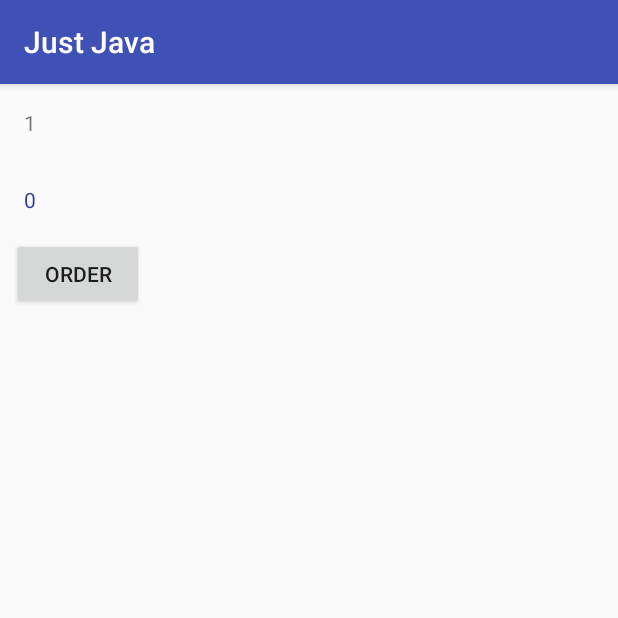
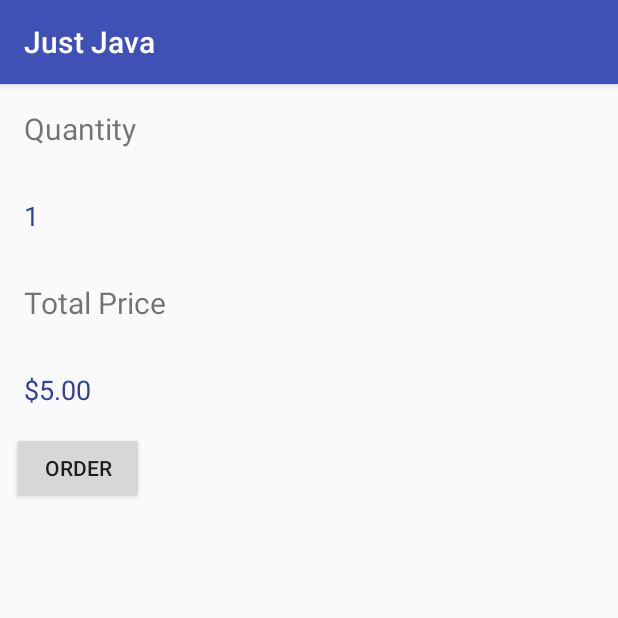
Before and after one commit to faiyaz72/JustJava, an Android app: the screen it shows after launch (MainActivity), after a tap on "ORDER", on a phone screen of 412 x 824 dp, the top half of it. Run offline under Robolectric (Android 15) with nearby library versions, the phone set to English and light mode, and no system bars.

Commit message:
Added additional features

```diff
--- a/JustJava/app/src/main/java/com/example/android/justjava/MainActivity.java
+++ b/JustJava/app/src/main/java/com/example/android/justjava/MainActivity.java
@@ -1,6 +1,10 @@
 package com.example.android.justjava;
 
+import android.annotation.SuppressLint;
+import android.icu.text.NumberFormat;
+import android.os.Build;
 import android.os.Bundle;
+import android.support.annotation.RequiresApi;
 import android.support.v7.app.AppCompatActivity;
 import android.view.View;
 import android.widget.TextView;
@@ -19,15 +23,28 @@ public class MainActivity extends AppCompatActivity {
     /**
      * This method is called when the order button is clicked.
      */
+    @RequiresApi(api = Build.VERSION_CODES.N)
     public void submitOrder(View view) {
-        display(1);
+        display();
+        displayPrice(1*5);
     }
 
     /**
      * This method displays the given quantity value on the screen.
      */
-    private void display(int number) {
-        TextView quantityTextView = (TextView) findViewById(R.id.quantity_text_view);
-        quantityTextView.setText("" + number);
+    @SuppressLint("SetTextI18n")
+    private void display() {
+        TextView quantityTextView = (TextView) findViewById(R.id.zero);
+        CharSequence cur = quantityTextView.getText();
+        int number = Integer.parseInt((String) cur);
+        number++;
+        String dis = Integer.toString(number);
+        quantityTextView.setText(dis);
+    }
+
+    @RequiresApi(api = Build.VERSION_CODES.N)
+    private void displayPrice(int number) {
+        TextView priceTextView = (TextView) findViewById(R.id.price_num);
+        priceTextView.setText(NumberFormat.getCurrencyInstance().format(number));
     }
 }
--- a/JustJava/app/src/main/res/layout/activity_main.xml
+++ b/JustJava/app/src/main/res/layout/activity_main.xml
@@ -8,7 +8,8 @@
         android:layout_width="wrap_content"
         android:layout_height="wrap_content"
         android:layout_margin="16dp"
-        android:text="QUANTITY"
+        android:textSize="20dp"
+        android:text="Quantity"
         android:id="@+id/quantity_text_view"
         />
 
@@ -23,12 +24,35 @@
         android:layout_marginRight="16dp"
         android:layout_marginTop="16dp"
         android:text="0"
+        android:textSize="18dp"
         android:textColor="@color/colorPrimaryDark" />
+
+    <TextView
+        android:id="@+id/price"
+        android:layout_width="wrap_content"
+        android:layout_height="wrap_content"
+        android:layout_margin="16dp"
+        android:textSize="20dp"
+        android:layout_below="@id/zero"
+        android:text="Total Price"
+        />
+
+    <TextView
+        android:layout_width="wrap_content"
+        android:layout_height="wrap_content"
+        android:id="@+id/price_num"
+        android:layout_margin="16dp"
+        android:layout_below="@id/price"
+        android:textSize="18dp"
+        android:text="0"
+        android:textColor="@color/colorPrimaryDark"
+        />
+
 
     <Button
         android:layout_width="wrap_content"
         android:layout_height="wrap_content"
-        android:layout_below="@id/zero"
+        android:layout_below="@id/price_num"
         android:layout_marginLeft="8dp"
         android:text="Order"
         android:onClick="submitOrder" />
```
